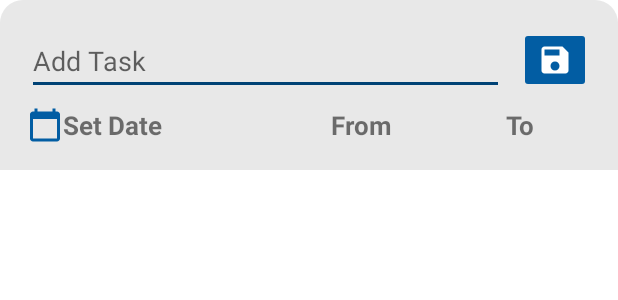
After one commit to MagimbiJr/TodoApp, an Android app: the layout add_task.xml on its own in the app's theme, with its tools: preview values and no code run, on a phone screen of 412 x 824 dp. The commit adds this screen. Shown: the top 300 px of the screen. Run offline under Robolectric (Android 15) with nearby library versions, the phone set to English and light mode, and no system bars.

```diff
--- a/app/build.gradle
+++ b/app/build.gradle
@@ -33,7 +33,7 @@ dependencies {
     def lifecycle_version = "2.2.0"
 
     implementation 'androidx.appcompat:appcompat:1.2.0'
-    implementation 'com.google.android.material:material:1.2.1'
+    implementation 'com.google.android.material:material:1.3.0'
     implementation 'androidx.constraintlayout:constraintlayout:2.0.4'
     testImplementation 'junit:junit:4.13.1'
     androidTestImplementation 'androidx.test.ext:junit:1.1.2'
--- a/app/src/main/AndroidManifest.xml
+++ b/app/src/main/AndroidManifest.xml
@@ -9,7 +9,8 @@
         android:roundIcon="@mipmap/ic_launcher_round"
         android:supportsRtl="true"
         android:theme="@style/Theme.TodoApp">
-        <activity android:name=".TasksListActivity"
+        <activity
+            android:name=".TasksListActivity"
             android:theme="@style/LocalTheme">
             <intent-filter>
                 <action android:name="android.intent.action.MAIN" />
--- /dev/null
+++ b/app/src/main/res/drawable/bottom_sheet_background.xml
@@ -0,0 +1,9 @@
+<?xml version="1.0" encoding="utf-8"?>
+<shape xmlns:android="http://schemas.android.com/apk/res/android"
+    android:shape="rectangle">
+    <corners
+        android:topLeftRadius="15dp"
+        android:topRightRadius="15dp" />
+
+    <solid android:color="@color/lightGray" />
+</shape>
--- /dev/null
+++ b/app/src/main/res/drawable/ic_add.xml
@@ -0,0 +1,5 @@
+<vector android:height="24dp" android:tint="#FFFFFF"
+    android:viewportHeight="24" android:viewportWidth="24"
+    android:width="24dp" xmlns:android="http://schemas.android.com/apk/res/android">
+    <path android:fillColor="@android:color/white" android:pathData="M19,13h-6v6h-2v-6H5v-2h6V5h2v6h6v2z"/>
+</vector>
--- /dev/null
+++ b/app/src/main/res/drawable/ic_baseline_add_24.xml
@@ -0,0 +1,5 @@
+<vector android:height="24dp" android:tint="#FFFFFF"
+    android:viewportHeight="24" android:viewportWidth="24"
+    android:width="24dp" xmlns:android="http://schemas.android.com/apk/res/android">
+    <path android:fillColor="@android:color/white" android:pathData="M19,13h-6v6h-2v-6H5v-2h6V5h2v6h6v2z"/>
+</vector>
--- /dev/null
+++ b/app/src/main/res/drawable/ic_calendar.xml
@@ -0,0 +1,5 @@
+<vector android:height="24dp" android:tint="#FFFFFF"
+    android:viewportHeight="24" android:viewportWidth="24"
+    android:width="24dp" xmlns:android="http://schemas.android.com/apk/res/android">
+    <path android:fillColor="@android:color/white" android:pathData="M20,3h-1L19,1h-2v2L7,3L7,1L5,1v2L4,3c-1.1,0 -2,0.9 -2,2v16c0,1.1 0.9,2 2,2h16c1.1,0 2,-0.9 2,-2L22,5c0,-1.1 -0.9,-2 -2,-2zM20,21L4,21L4,8h16v13z"/>
+</vector>
--- /dev/null
+++ b/app/src/main/res/drawable/ic_close.xml
@@ -0,0 +1,5 @@
+<vector android:height="24dp" android:tint="#FFFFFF"
+    android:viewportHeight="24" android:viewportWidth="24"
+    android:width="24dp" xmlns:android="http://schemas.android.com/apk/res/android">
+    <path android:fillColor="@android:color/white" android:pathData="M19,6.41L17.59,5 12,10.59 6.41,5 5,6.41 10.59,12 5,17.59 6.41,19 12,13.41 17.59,19 19,17.59 13.41,12z"/>
+</vector>
--- /dev/null
+++ b/app/src/main/res/drawable/ic_save.xml
@@ -0,0 +1,5 @@
+<vector android:height="24dp" android:tint="#FFFFFF"
+    android:viewportHeight="24" android:viewportWidth="24"
+    android:width="24dp" xmlns:android="http://schemas.android.com/apk/res/android">
+    <path android:fillColor="@android:color/white" android:pathData="M17,3L5,3c-1.11,0 -2,0.9 -2,2v14c0,1.1 0.89,2 2,2h14c1.1,0 2,-0.9 2,-2L21,7l-4,-4zM12,19c-1.66,0 -3,-1.34 -3,-3s1.34,-3 3,-3 3,1.34 3,3 -1.34,3 -3,3zM15,9L5,9L5,5h10v4z"/>
+</vector>
--- /dev/null
+++ b/app/src/main/res/layout/add_task.xml
@@ -0,0 +1,76 @@
+<?xml version="1.0" encoding="utf-8"?>
+<androidx.coordinatorlayout.widget.CoordinatorLayout xmlns:android="http://schemas.android.com/apk/res/android"
+    xmlns:app="http://schemas.android.com/apk/res-auto"
+    android:layout_width="match_parent"
+    android:layout_height="wrap_content"
+    android:background="@drawable/bottom_sheet_background"
+    android:paddingStart="10dp"
+    android:paddingTop="10dp"
+    android:paddingEnd="10dp"
+    android:paddingBottom="10dp">
+
+    <RelativeLayout
+        android:layout_width="match_parent"
+        android:layout_height="wrap_content"
+        android:padding="8dp">
+
+        <EditText
+            android:id="@+id/editTextAddTask"
+            android:layout_width="wrap_content"
+            android:layout_height="wrap_content"
+            android:layout_alignParentStart="true"
+            android:layout_toStartOf="@+id/save_task"
+            android:ems="10"
+            android:hint="@string/add_task"
+            android:inputType="text" />
+
+        <ImageButton
+            android:id="@+id/save_task"
+            android:layout_width="wrap_content"
+            android:layout_height="wrap_content"
+            android:layout_alignParentEnd="true"
+            android:layout_marginStart="10dp"
+            android:backgroundTint="@color/green_lighter"
+            app:srcCompat="@drawable/ic_save" />
+
+        <LinearLayout
+            android:layout_width="match_parent"
+            android:layout_height="wrap_content"
+            android:layout_below="@+id/editTextAddTask"
+            android:layout_marginTop="8dp"
+            android:orientation="horizontal">
+
+            <TextView
+                android:id="@+id/set_date"
+                android:layout_width="wrap_content"
+                android:layout_height="wrap_content"
+                android:layout_weight="1"
+                android:text="@string/set_date"
+                android:textSize="17sp"
+                android:textStyle="bold"
+                app:drawableStartCompat="@drawable/ic_calendar"
+                app:drawableTint="@color/green_lighter" />
+
+            <TextView
+                android:id="@+id/start_time"
+                android:layout_width="wrap_content"
+                android:layout_height="wrap_content"
+                android:layout_weight="1"
+                android:gravity="center"
+                android:text="@string/from"
+                android:textSize="17sp"
+                android:textStyle="bold" />
+
+            <TextView
+                android:id="@+id/end_time"
+                android:layout_width="wrap_content"
+                android:layout_height="wrap_content"
+                android:layout_weight="1"
+                android:gravity="center"
+                android:text="@string/to"
+                android:textSize="17sp"
+                android:textStyle="bold" />
+        </LinearLayout>
+    </RelativeLayout>
+
+</androidx.coordinatorlayout.widget.CoordinatorLayout>
--- a/app/src/main/res/values/colors.xml
+++ b/app/src/main/res/values/colors.xml
@@ -4,7 +4,8 @@
     <color name="green_lighter">#025DA3</color>
     <color name="green">#004275</color>
     <color name="purple">#86338F</color>
-    <color name="teal_700">#FF018786</color>
+
     <color name="black">#FF000000</color>
     <color name="white">#FFFFFFFF</color>
+    <color name="lightGray">#E8E8E8</color>
 </resources>
--- a/app/src/main/res/values/strings.xml
+++ b/app/src/main/res/values/strings.xml
@@ -9,4 +9,8 @@
     <string name="day_of_task">Day of task</string>
     <string name="start_time">Start time</string>
     <string name="end_time">End time</string>
+    <string name="add_task">Add Task</string>
+    <string name="set_date">Set Date</string>
+    <string name="from">From</string>
+    <string name="to">To</string>
 </resources>
--- a/app/src/main/res/values/themes.xml
+++ b/app/src/main/res/values/themes.xml
@@ -6,8 +6,8 @@
         <item name="colorPrimaryVariant">@color/green</item>
         <item name="colorOnPrimary">@color/white</item>
         <!-- Secondary brand color. -->
-        <item name="colorSecondary">@color/purple</item>
-        <item name="colorSecondaryVariant">@color/teal_700</item>
+        <item name="colorSecondary">@color/green</item>
+        <item name="colorSecondaryVariant">@color/green_lighter</item>
         <item name="colorOnSecondary">@color/black</item>
         <!-- Status bar color. -->
         <item name="android:statusBarColor" tools:targetApi="l">?attr/colorPrimaryVariant</item>
@@ -17,5 +17,9 @@
         <item name="windowActionBar">false</item>
         <item name="windowNoTitle">true</item>
         <item name="android:statusBarColor">@color/green</item>
+        <item name="colorControlActivated">@color/green_lighter</item>
+        <item name="colorControlNormal">@color/green_lighter</item>
+        <item name="colorControlHighlight">@color/green_lighter</item>
+        <item name="colorAccent">@color/green_lighter</item>
     </style>
 </resources>
```
Also changed, not shown: app/src/main/java/com/tana/todoapp/Dialogs/NewTaskDialog.java (added, +101 -0 lines), app/src/main/java/com/tana/todoapp/Dialogs/TaskDatePicker.java (added, +51 -0 lines), app/src/main/java/com/tana/todoapp/Dialogs/TaskTimePicker.java (added, +64 -0 lines), app/src/main/java/com/tana/todoapp/TasksListActivity.java (+34 -7 lines), app/src/main/res/layout/activity_main.xml (+16 -1 lines).
